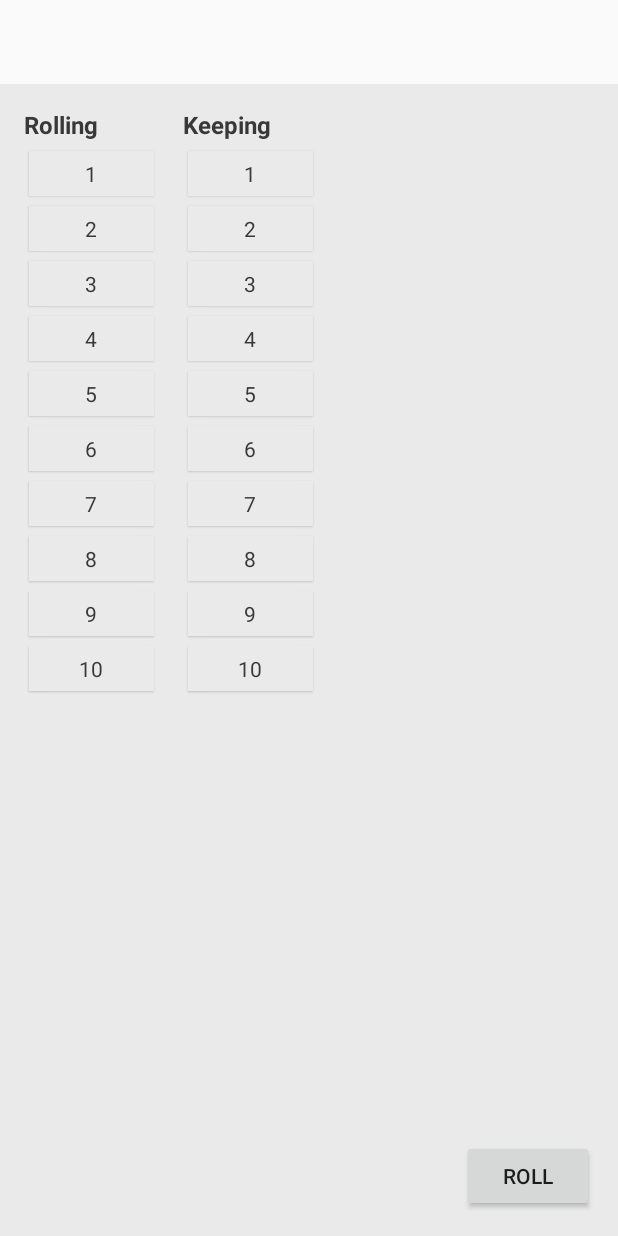
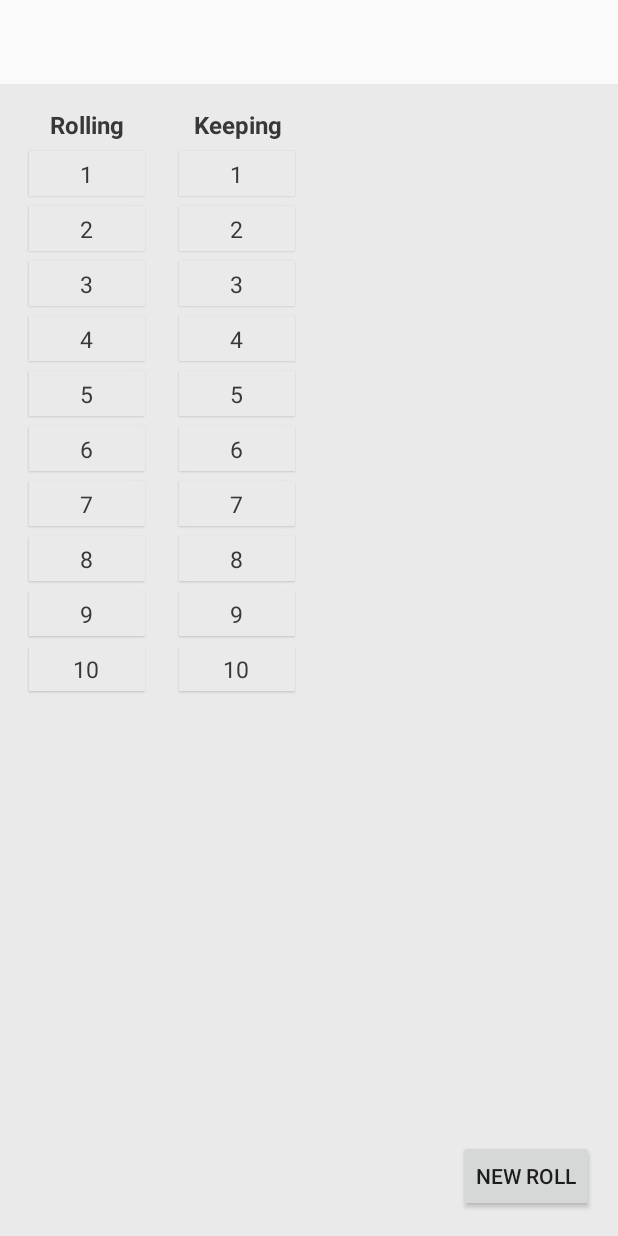
Before and after one commit to nihilogist/android-dice-roller, an Android app: the layout activity_seventh_sea_roller_main.xml on its own in the app's theme, with its tools: preview values and no code run, on a phone screen of 412 x 824 dp. Run offline under Robolectric (Android 15) with nearby library versions, the phone set to English and light mode, and no system bars; Roboto replaces fonts that are not available here.

Commit message:
Update UI for better compatibility with tablets
Updates and refactors a lot of the styles and views to use dimension attributes.
Adds dimensions to vary between smaller and larger screens.

Fixes #7

```diff
--- a/app/build.gradle
+++ b/app/build.gradle
@@ -11,8 +11,8 @@ android {
         applicationId "org.dave3heaton.rpgdiceroller"
         minSdkVersion 21
         targetSdkVersion 23
-        versionCode 6
-        versionName "0.1-ALPHA-6"
+        versionCode 7
+        versionName "0.1-ALPHA-7"
     }
     buildTypes {
         release {
--- a/app/src/main/res/layout/content_seventh_sea_roller_main.xml
+++ b/app/src/main/res/layout/content_seventh_sea_roller_main.xml
@@ -20,7 +20,7 @@
         <TextView
             style="@style/text_header_style"
             android:textStyle="bold"
-            android:layout_width="wrap_content"
+            android:layout_width="match_parent"
             android:layout_height="wrap_content"
             android:id="@+id/seventh_sea_roller_dice_to_roll_header"
             android:layout_alignParentStart="true"
@@ -83,7 +83,7 @@
         <TextView
             style="@style/text_header_style"
             android:textStyle="bold"
-            android:layout_width="wrap_content"
+            android:layout_width="match_parent"
             android:layout_height="wrap_content"
             android:id="@+id/seventh_sea_roller_dice_to_keep_header"
             android:text="@string/seventh_sea_roller_dice_to_keep"/>
@@ -138,7 +138,7 @@
     </RelativeLayout>
 
     <RelativeLayout
-        style="@style/seventh_sea_layout_column_style"
+        style="@style/seventh_sea_layout_results_column_style"
         android:id="@+id/seventh_sea_roller_results_column"
         android:layout_toRightOf="@id/seventh_sea_roller_dice_to_keep_column">
 
@@ -172,7 +172,7 @@
                 android:id="@+id/seventh_sea_roller_button_roll"
                 android:layout_alignParentEnd="true"
                 android:layout_alignParentRight="true"
-                android:text="Roll"/>
+                android:text="@string/seventh_sea_new_roll"/>
 
         </RelativeLayout>
 
--- a/app/src/main/res/layout/seventh_sea_roll_card.xml
+++ b/app/src/main/res/layout/seventh_sea_roll_card.xml
@@ -21,8 +21,6 @@
             <TextView
                 android:layout_width="match_parent"
                 android:layout_height="wrap_content"
-                android:textAlignment="center"
-                android:textStyle="bold"
                 style="@style/seventh_sea_result_card_roll_score_text"
                 android:text="100"
                 android:layout_below="@+id/seventh_sea_result_card_details"
--- /dev/null
+++ b/app/src/main/res/values-w1280dp/dimens.xml
@@ -0,0 +1,5 @@
+<?xml version="1.0" encoding="utf-8"?>
+<resources>
+
+
+</resources>
--- /dev/null
+++ b/app/src/main/res/values-w1600dp/dimens.xml
@@ -0,0 +1,8 @@
+<?xml version="1.0" encoding="utf-8"?>
+<resources>
+
+    <dimen name="activity_horizontal_margin">32dp</dimen>
+
+
+
+</resources>
--- a/app/src/main/res/values-w820dp/dimens.xml
+++ b/app/src/main/res/values-w820dp/dimens.xml
@@ -2,5 +2,18 @@
     <!-- Example customization of dimensions originally defined in res/values/dimens.xml
          (such as screen margins) for screens with more than 820dp of available width. This
          would include 7" and 10" devices in landscape (~960dp and ~1280dp respectively). -->
-    <dimen name="activity_horizontal_margin">64dp</dimen>
+    <!-- Seventh Sea Roller styles for the radio buttons -->
+    <dimen name="text_header_text_size">25dp</dimen>
+    <dimen name="seventh_sea_dice_select_column_width">150dp</dimen>
+    <dimen name="seventh_sea_roller_dice_select_button_height">40dp</dimen>
+    <dimen name="seventh_sea_roller_dice_select_button_font_size">20dp</dimen>
+
+    <!-- Seventh Sea Roller dimensions for result cards -->
+    <dimen name="seventh_sea_roll_result_card_dice_size">22dp</dimen>
+    <dimen name="seventh_sea_roll_result_card_dice_text_size">16dp</dimen>
+    <dimen name="seventh_sea_roll_result_card_rounded_corner_size">30dp</dimen>
+    <dimen name="seventh_sea_result_card_roll_score_text_size">40dp</dimen>
+
+
+
 </resources>
--- a/app/src/main/res/values/dimens.xml
+++ b/app/src/main/res/values/dimens.xml
@@ -10,12 +10,26 @@
     <dimen name="custom_radio_button_unselected_elevation">1dp</dimen>
     <dimen name="custom_radio_button_selected_elevation">4dp</dimen>
 
+    <!-- Seventh Sea Roller dimensions -->
     <dimen name="text_header_text_size">16dp</dimen>
     <dimen name="text_header_space_below">3dp</dimen>
-    <dimen name="seventh_sea_roller_dice_scrollview_width">90dp</dimen>
+
+    <!-- Seventh Sea Roller styles for the radio buttons -->
     <dimen name="seventh_sea_roller_dice_select_button_height">30dp</dimen>
+    <dimen name="seventh_sea_roller_dice_select_button_font_size">15dp</dimen>
+    <dimen name="seventh_sea_dice_select_column_width">100dp</dimen>
+
     <dimen name="seventh_sea_die_button_text_size">14dp</dimen>
+
+    <!-- Seventh Sea Roller dimensions for result cards -->
     <dimen name="seventh_sea_roll_result_card_padding">5dp</dimen>
     <dimen name="seventh_sea_roll_result_card_elevation">4dp</dimen>
     <dimen name="seventh_sea_roll_result_card_margin">6dp</dimen>
+    <dimen name="seventh_sea_result_card_roll_score_text_size">35dp</dimen>
+    <!-- Dimensions for the dice summary -->
+    <dimen name="seventh_sea_roll_result_card_dice_padding">3dp</dimen>
+    <dimen name="seventh_sea_roll_result_card_dice_size">16dp</dimen>
+    <dimen name="seventh_sea_roll_result_card_dice_text_size">8dp</dimen>
+    <dimen name="seventh_sea_roll_result_card_rounded_corner_size">15dp</dimen>
+
 </resources>
--- a/app/src/main/res/values/strings.xml
+++ b/app/src/main/res/values/strings.xml
@@ -10,4 +10,5 @@
     <string name="title_activity_main">MainActivity</string>
     <string name="seventh_sea_roll_card_reroll">Reroll</string>
     <string name="seventh_sea_roll_card_explode">EXPLODE</string>
+    <string name="seventh_sea_new_roll">New Roll</string>
 </resources>
--- a/app/src/main/res/values/styles.xml
+++ b/app/src/main/res/values/styles.xml
@@ -22,12 +22,14 @@
         <item name="android:textSize">@dimen/text_header_text_size</item>
         <item name="android:textStyle">bold</item>
         <item name="android:layout_alignParentTop">true</item>
+        <item name="android:textAlignment">center</item>
         <item name="android:paddingBottom">@dimen/text_header_space_below</item>
     </style>
 
     <style name="seventhSeaDieSelectButton">
         <item name="android:gravity">center</item>
         <item name="android:textColor">@color/materialThemeTextColour</item>
+        <item name="android:textSize">@dimen/seventh_sea_roller_dice_select_button_font_size</item>
         <item name="android:button">@android:color/transparent</item>
         <item name="android:background">@drawable/flat_radio_button</item>
         <item name="android:layout_width">match_parent</item>
@@ -39,15 +41,23 @@
 
     <style name="seventh_sea_layout_column_style">
         <item name="android:paddingRight">@dimen/activity_horizontal_margin</item>
-        <item name="android:layout_width">wrap_content</item>
+        <item name="android:layout_width">@dimen/seventh_sea_dice_select_column_width</item>
         <item name="android:layout_height">match_parent</item>
         <item name="android:layout_alignParentTop">true</item>
     </style>
 
+    <style name="seventh_sea_layout_results_column_style">
+        <item name="android:paddingRight">@dimen/activity_horizontal_margin</item>
+        <item name="android:layout_width">match_parent</item>
+        <item name="android:layout_height">match_parent</item>
+        <item name="android:layout_alignParentTop">true</item>
+    </style>
+
+
     <style name="seventh_sea_die_selector_scrollview">
         <item name="android:gravity">center</item>
         <item name="android:layout_height">wrap_content</item>
-        <item name="android:layout_width">@dimen/seventh_sea_roller_dice_scrollview_width</item>
+        <item name="android:layout_width">match_parent</item>
     </style>
 
     <style name="seventh_sea_die_selector_radiogroup">
@@ -61,6 +71,7 @@
     </style>
 
     <style name="seventh_sea_result_summary_pane">
+        <item name="android:gravity">center_vertical</item>
         <item name="android:paddingStart">10dp</item>
         <item name="android:paddingEnd">2dp</item>
         <item name="android:layout_width">75dp</item>
@@ -76,7 +87,9 @@
     </style>
 
     <style name="seventh_sea_result_card_roll_score_text">
-        <item name="android:textSize">35dp</item>
+        <item name="android:textStyle">bold</item>
+        <item name="android:textAlignment">center</item>
+        <item name="android:textSize">@dimen/seventh_sea_result_card_roll_score_text_size</item>
     </style>
 
 
```
Also changed, not shown: app/src/main/java/org/dave3heaton/rpgdiceroller/game/seventhsea/SeventhSeaCardAdapter.java (+2 -9 lines), app/src/main/res/drawable/dice_result_background_lozenge_seventh_sea_discard.xml (+7 -5 lines), app/src/main/res/drawable/dice_result_background_lozenge_seventh_sea_keep.xml (+7 -5 lines).
